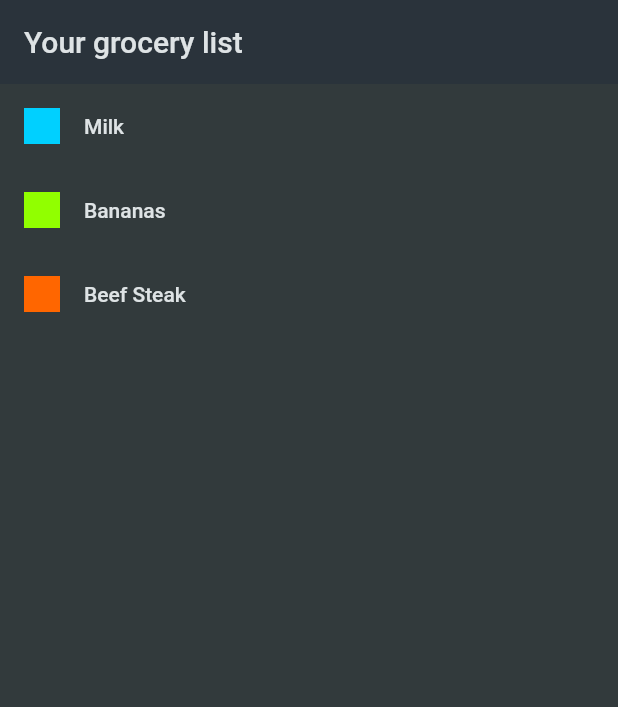
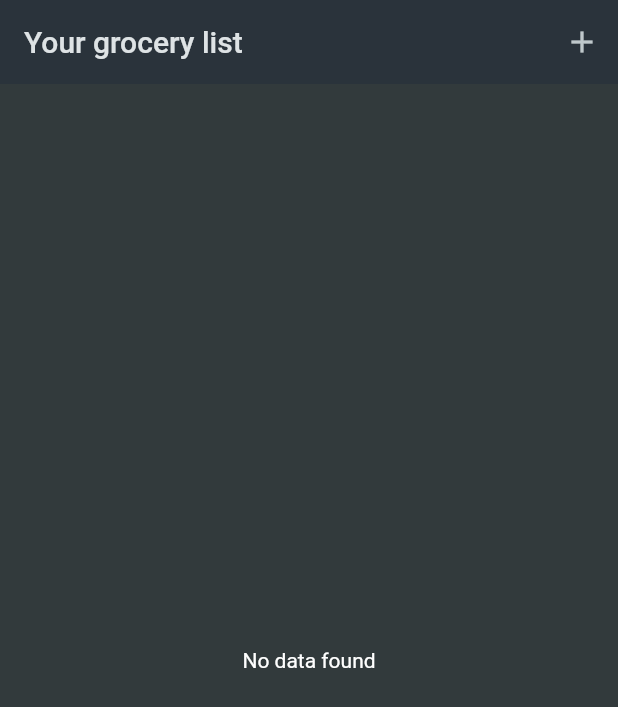
Before and after one commit to abhinavsaurav/shopping_list_flutter, a Flutter app: the screen it shows after launch, on a phone screen of 412 x 824 dp. Shown: the top 707 px of the screen. Run offline on Flutter 3.47's test engine with Material 2 defaults, Android fonts, the phone set to English and light mode, and no system bars.

Commit message:
grocery list configured for dynamic list

```diff
--- a/lib/data/categories.dart
+++ b/lib/data/categories.dart
@@ -2,7 +2,7 @@ import 'package:flutter/material.dart';
 
 import 'package:shopping_list_app/models/category.dart';
 
-const categories = {
+const Map<Categories, Category> categories = {
   Categories.vegetables: Category(
     'Vegetables',
     Color.fromARGB(255, 0, 255, 128),
--- a/lib/widgets/grocery_list.dart
+++ b/lib/widgets/grocery_list.dart
@@ -1,28 +1,75 @@
 import 'package:flutter/material.dart';
 import 'package:shopping_list_app/data/dummy_items.dart';
+import 'package:shopping_list_app/models/grocery_item.dart';
+import 'package:shopping_list_app/widgets/new_item.dart';
 
-class GroceryList extends StatelessWidget {
+class GroceryList extends StatefulWidget {
   const GroceryList({super.key});
 
   @override
+  State<GroceryList> createState() => _GroceryListState();
+}
+
+class _GroceryListState extends State<GroceryList> {
+  List<GroceryItem> _groceryItems = [];
+
+  void _addNewItem() async {
+    // if await is not added we will get errors below
+    final result = await Navigator.of(context).push(MaterialPageRoute(
+      builder: (context) {
+        return const NewItem();
+      },
+    ));
+
+    if (result == null) return;
+    setState(() {
+      _groceryItems.add(result);
+    });
+  }
+
+  @override
   Widget build(BuildContext context) {
-    return Scaffold(
-      appBar: AppBar(
-        title: const Text("Your grocery list"),
-      ),
-      body: ListView.builder(
-        itemCount: groceryItems.length,
+    Widget content;
+    if (_groceryItems.isEmpty) {
+      content = const Center(
+        child: Text("No data found"),
+      );
+    } else {
+      content = ListView.builder(
+        itemCount: _groceryItems.length,
         itemBuilder: (context, index) {
-          return ListTile(
-            title: Text(groceryItems[index].name),
-            leading: Container(
-              width: 24,
-              height: 24,
-              color: groceryItems[index].category.colordata,
+          return Dismissible(
+            key: ValueKey(_groceryItems[index].id),
+            onDismissed: (direction) {
+              setState(() {
+                _groceryItems.remove(_groceryItems[index]);
+
+                // _groceryItems = _groceryItems
+                //     .where((element) => element.id != _groceryItems[index].id)
+                //     .toList();
+              });
+            },
+            child: ListTile(
+              title: Text(_groceryItems[index].name),
+              leading: Container(
+                width: 24,
+                height: 24,
+                color: _groceryItems[index].category.colordata,
+              ),
+              trailing: Text(_groceryItems[index].quantity.toString()),
             ),
           );
         },
-      ),
-    );
+      );
+    }
+    return Scaffold(
+        appBar: AppBar(
+          title: const Text("Your grocery list"),
+          centerTitle: false,
+          actions: [
+            IconButton(onPressed: _addNewItem, icon: const Icon(Icons.add))
+          ],
+        ),
+        body: content);
   }
 }
```
